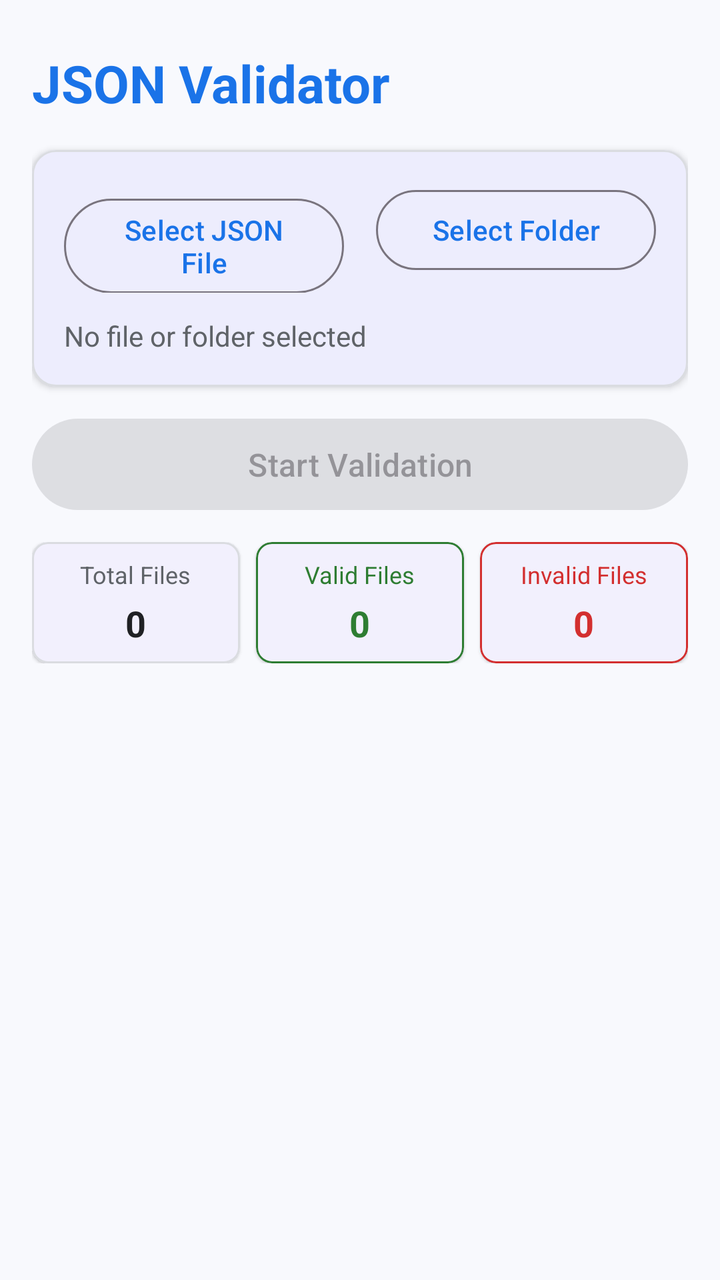
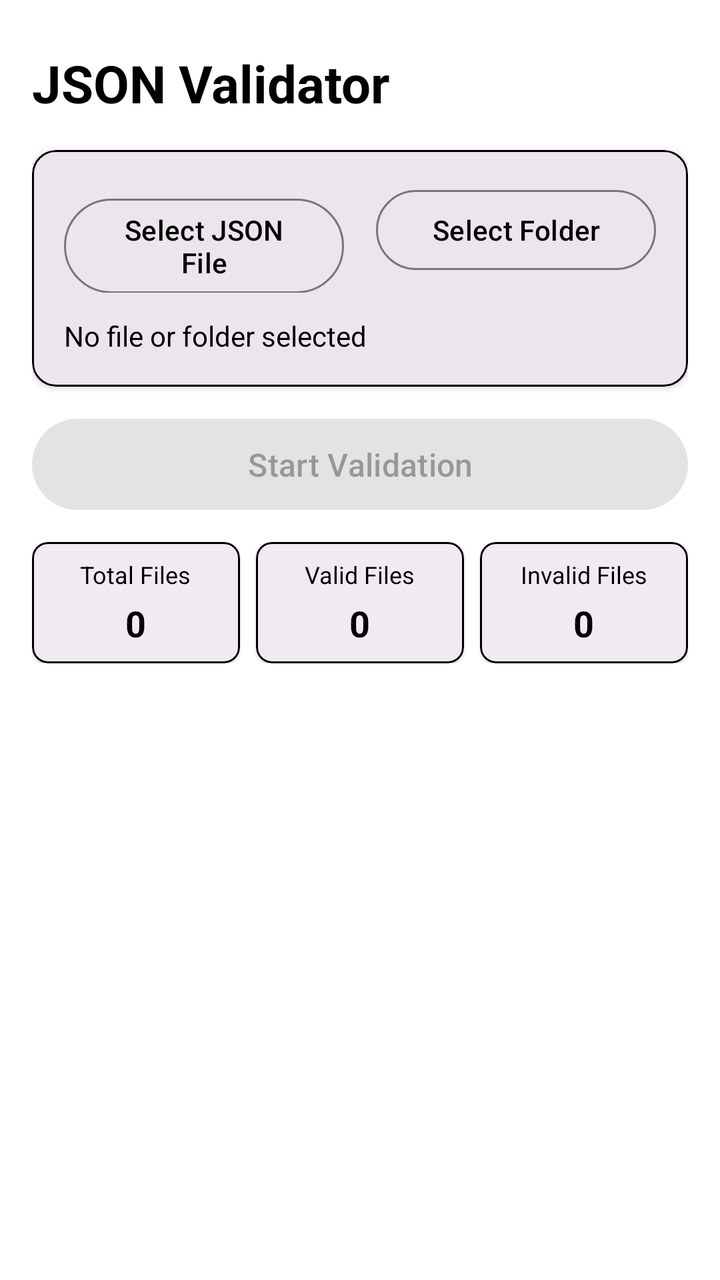

Before-and-after screenshots of an Android layout around one commit, followed by the original layout XML and the change that was made.
<!-- AndroidManifest.xml: application theme Theme.JsonValidator -->
<!-- res/layout/activity_main.xml -->
<?xml version="1.0" encoding="utf-8"?>
<androidx.constraintlayout.widget.ConstraintLayout xmlns:android="http://schemas.android.com/apk/res/android"
    xmlns:app="http://schemas.android.com/apk/res-auto"
    xmlns:tools="http://schemas.android.com/tools"
    android:layout_width="match_parent"
    android:layout_height="match_parent"
    android:background="@color/background"
    android:padding="16dp"
    tools:context="com.example.jsonvalidator.MainActivity">

    
    <TextView
        id="@+id/tvAppTitle"
        android:id="@+id/tvAppTitle"
        android:layout_width="wrap_content"
        android:layout_height="wrap_content"
        android:layout_marginTop="8dp"
        android:text="@string/title_main"
        android:textColor="@color/primary"
        android:textSize="26sp"
        android:textStyle="bold"
        app:layout_constraintStart_toStartOf="parent"
        app:layout_constraintTop_toTopOf="parent" />

    
    <com.google.android.material.card.MaterialCardView
        android:id="@+id/cardSelection"
        android:layout_width="0dp"
        android:layout_height="wrap_content"
        android:layout_marginTop="16dp"
        app:cardCornerRadius="12dp"
        app:cardElevation="2dp"
        app:strokeColor="@color/border_color"
        app:strokeWidth="1dp"
        app:layout_constraintEnd_toEndOf="parent"
        app:layout_constraintStart_toStartOf="parent"
        app:layout_constraintTop_toBottomOf="@id/tvAppTitle">

        <LinearLayout
            android:layout_width="match_parent"
            android:layout_height="wrap_content"
            android:orientation="vertical"
            android:padding="16dp">

            <LinearLayout
                android:layout_width="match_parent"
                android:layout_height="wrap_content"
                android:orientation="horizontal"
                android:weightSum="2">

                <com.google.android.material.button.MaterialButton
                    android:id="@+id/btnSelectFile"
                    style="@style/Widget.Material3.Button.OutlinedButton"
                    android:layout_width="0dp"
                    android:layout_height="wrap_content"
                    android:layout_marginEnd="8dp"
                    android:layout_weight="1"
                    android:text="@string/btn_select_file"
                    app:iconGravity="textStart" />

                <com.google.android.material.button.MaterialButton
                    android:id="@+id/btnSelectFolder"
                    style="@style/Widget.Material3.Button.OutlinedButton"
                    android:layout_width="0dp"
                    android:layout_height="wrap_content"
                    android:layout_marginStart="8dp"
                    android:layout_weight="1"
                    android:text="@string/btn_select_folder"
                    app:iconGravity="textStart" />
            </LinearLayout>

            <TextView
                android:id="@+id/tvSelectedPath"
                android:layout_width="match_parent"
                android:layout_height="wrap_content"
                android:layout_marginTop="12dp"
                android:ellipsize="middle"
                android:singleLine="true"
                android:text="@string/text_no_selection"
                android:textColor="@color/text_secondary"
                android:textSize="14sp" />
        </LinearLayout>
    </com.google.android.material.card.MaterialCardView>

    
    <com.google.android.material.button.MaterialButton
        android:id="@+id/btnStartValidation"
        android:layout_width="0dp"
        android:layout_height="wrap_content"
        android:layout_marginTop="12dp"
        android:enabled="false"
        android:padding="12dp"
        android:text="@string/btn_start_validation"
        android:textSize="16sp"
        app:cardCornerRadius="8dp"
        app:layout_constraintEnd_toEndOf="parent"
        app:layout_constraintStart_toStartOf="parent"
        app:layout_constraintTop_toBottomOf="@id/cardSelection" />

    
    <ProgressBar
        android:id="@+id/progressBar"
        style="?android:attr/progressBarStyleHorizontal"
        android:layout_width="0dp"
        android:layout_height="wrap_content"
        android:layout_marginTop="8dp"
        android:indeterminate="true"
        android:visibility="gone"
        app:layout_constraintEnd_toEndOf="parent"
        app:layout_constraintStart_toStartOf="parent"
        app:layout_constraintTop_toBottomOf="@id/btnStartValidation" />

    
    <LinearLayout
        android:id="@+id/layoutSummary"
        android:layout_width="0dp"
        android:layout_height="wrap_content"
        android:layout_marginTop="12dp"
        android:orientation="horizontal"
        android:weightSum="3"
        app:layout_constraintEnd_toEndOf="parent"
        app:layout_constraintStart_toStartOf="parent"
        app:layout_constraintTop_toBottomOf="@id/progressBar">

        
        <com.google.android.material.card.MaterialCardView
            android:layout_width="0dp"
            android:layout_height="wrap_content"
            android:layout_marginEnd="4dp"
            android:layout_weight="1"
            app:cardCornerRadius="8dp"
            app:cardElevation="1dp"
            app:strokeColor="@color/border_color"
            app:strokeWidth="1dp">

            <LinearLayout
                android:layout_width="match_parent"
                android:layout_height="wrap_content"
                android:gravity="center"
                android:orientation="vertical"
                android:padding="8dp">

                <TextView
                    android:layout_width="wrap_content"
                    android:layout_height="wrap_content"
                    android:text="@string/label_total_files"
                    android:textColor="@color/text_secondary"
                    android:textSize="12sp" />

                <TextView
                    android:id="@+id/tvTotalFiles"
                    android:layout_width="wrap_content"
                    android:layout_height="wrap_content"
                    android:layout_marginTop="4dp"
                    android:text="0"
                    android:textColor="@color/text_primary"
                    android:textSize="18sp"
                    android:textStyle="bold" />
            </LinearLayout>
        </com.google.android.material.card.MaterialCardView>

        
        <com.google.android.material.card.MaterialCardView
            android:layout_width="0dp"
            android:layout_height="wrap_content"
            android:layout_marginStart="4dp"
            android:layout_marginEnd="4dp"
            android:layout_weight="1"
            app:cardCornerRadius="8dp"
            app:cardElevation="1dp"
            app:strokeColor="@color/success_green"
            app:strokeWidth="1dp">

            <LinearLayout
                android:layout_width="match_parent"
                android:layout_height="wrap_content"
                android:gravity="center"
                android:orientation="vertical"
                android:padding="8dp">

                <TextView
                    android:layout_width="wrap_content"
                    android:layout_height="wrap_content"
                    android:text="@string/label_valid_files"
                    android:textColor="@color/success_green"
                    android:textSize="12sp" />

                <TextView
                    android:id="@+id/tvValidFiles"
                    android:layout_width="wrap_content"
                    android:layout_height="wrap_content"
                    android:layout_marginTop="4dp"
                    android:text="0"
                    android:textColor="@color/success_green"
                    android:textSize="18sp"
                    android:textStyle="bold" />
            </LinearLayout>
        </com.google.android.material.card.MaterialCardView>

        
        <com.google.android.material.card.MaterialCardView
            android:layout_width="0dp"
            android:layout_height="wrap_content"
            android:layout_marginStart="4dp"
            android:layout_weight="1"
            app:cardCornerRadius="8dp"
            app:cardElevation="1dp"
            app:strokeColor="@color/error_red"
            app:strokeWidth="1dp">

            <LinearLayout
                android:layout_width="match_parent"
                android:layout_height="wrap_content"
                android:gravity="center"
                android:orientation="vertical"
                android:padding="8dp">

                <TextView
                    android:layout_width="wrap_content"
                    android:layout_height="wrap_content"
                    android:text="@string/label_invalid_files"
                    android:textColor="@color/error_red"
                    android:textSize="12sp" />

                <TextView
                    android:id="@+id/tvInvalidFiles"
                    android:layout_width="wrap_content"
                    android:layout_height="wrap_content"
                    android:layout_marginTop="4dp"
                    android:text="0"
                    android:textColor="@color/error_red"
                    android:textSize="18sp"
                    android:textStyle="bold" />
            </LinearLayout>
        </com.google.android.material.card.MaterialCardView>
    </LinearLayout>

    
    <androidx.recyclerview.widget.RecyclerView
        android:id="@+id/rvResults"
        android:layout_width="0dp"
        android:layout_height="0dp"
        android:layout_marginTop="16dp"
        android:scrollbars="vertical"
        app:layout_constraintBottom_toBottomOf="parent"
        app:layout_constraintEnd_toEndOf="parent"
        app:layout_constraintStart_toStartOf="parent"
        app:layout_constraintTop_toBottomOf="@id/layoutSummary" />

</androidx.constraintlayout.widget.ConstraintLayout>
<!-- resources referenced by this layout -->
<resources>
  <color name="background">#F8F9FD</color>
  <color name="border_color">#DADCE0</color>
  <color name="error_red">#D32F2F</color>
  <color name="primary">#1A73E8</color>
  <color name="success_green">#2E7D32</color>
  <color name="text_primary">#202124</color>
  <color name="text_secondary">#5F6368</color>
  <string name="btn_select_file">Select JSON File</string>
  <string name="btn_select_folder">Select Folder</string>
  <string name="btn_start_validation">Start Validation</string>
  <string name="label_invalid_files">Invalid Files</string>
  <string name="label_total_files">Total Files</string>
  <string name="label_valid_files">Valid Files</string>
  <string name="text_no_selection">No file or folder selected</string>
  <string name="title_main">JSON Validator</string>
  <style name="Theme.JsonValidator" parent="Theme.Material3.DayNight.NoActionBar">
          
          <item name="colorPrimary">@color/primary</item>
          <item name="colorSecondary">@color/secondary</item>
          
          
          <item name="android:statusBarColor">@color/background</item>
          <item name="android:windowLightStatusBar">true</item>
          
          
          <item name="android:windowBackground">@color/background</item>
      </style>
  <color name="secondary">#00838F</color>
</resources>

<!-- the commit's change to res/layout/activity_main.xml (unified diff, before → after) -->
@@ -168,7 +168,7 @@
             android:layout_weight="1"
             app:cardCornerRadius="8dp"
             app:cardElevation="1dp"
-            app:strokeColor="@color/success_green"
+            app:strokeColor="@color/border_color"
             app:strokeWidth="1dp">
 
             <LinearLayout
@@ -182,7 +182,7 @@
                     android:layout_width="wrap_content"
                     android:layout_height="wrap_content"
                     android:text="@string/label_valid_files"
-                    android:textColor="@color/success_green"
+                    android:textColor="@color/text_primary"
                     android:textSize="12sp" />
 
                 <TextView
@@ -191,7 +191,7 @@
                     android:layout_height="wrap_content"
                     android:layout_marginTop="4dp"
                     android:text="0"
-                    android:textColor="@color/success_green"
+                    android:textColor="@color/text_primary"
                     android:textSize="18sp"
                     android:textStyle="bold" />
             </LinearLayout>
@@ -205,7 +205,7 @@
             android:layout_weight="1"
             app:cardCornerRadius="8dp"
             app:cardElevation="1dp"
-            app:strokeColor="@color/error_red"
+            app:strokeColor="@color/border_color"
             app:strokeWidth="1dp">
 
             <LinearLayout
@@ -219,7 +219,7 @@
                     android:layout_width="wrap_content"
                     android:layout_height="wrap_content"
                     android:text="@string/label_invalid_files"
-                    android:textColor="@color/error_red"
+                    android:textColor="@color/text_primary"
                     android:textSize="12sp" />
 
                 <TextView
@@ -228,7 +228,7 @@
                     android:layout_height="wrap_content"
                     android:layout_marginTop="4dp"
                     android:text="0"
-                    android:textColor="@color/error_red"
+                    android:textColor="@color/text_primary"
                     android:textSize="18sp"
                     android:textStyle="bold" />
             </LinearLayout>
<!-- resource entries referenced after the edit -->
@@ -1,12 +1,10 @@
 <!-- resources referenced by this layout -->
 <resources>
-  <color name="background">#F8F9FD</color>
-  <color name="border_color">#DADCE0</color>
-  <color name="error_red">#D32F2F</color>
-  <color name="primary">#1A73E8</color>
-  <color name="success_green">#2E7D32</color>
-  <color name="text_primary">#202124</color>
-  <color name="text_secondary">#5F6368</color>
+  <color name="background">#FFFFFF</color>
+  <color name="border_color">#000000</color>
+  <color name="primary">#000000</color>
+  <color name="text_primary">#000000</color>
+  <color name="text_secondary">#000000</color>
   <string name="btn_select_file">Select JSON File</string>
   <string name="btn_select_folder">Select Folder</string>
   <string name="btn_start_validation">Start Validation</string>
@@ -27,6 +25,6 @@
           
           <item name="android:windowBackground">@color/background</item>
       </style>
-  <color name="secondary">#00838F</color>
+  <color name="secondary">#000000</color>
 </resources>
 
